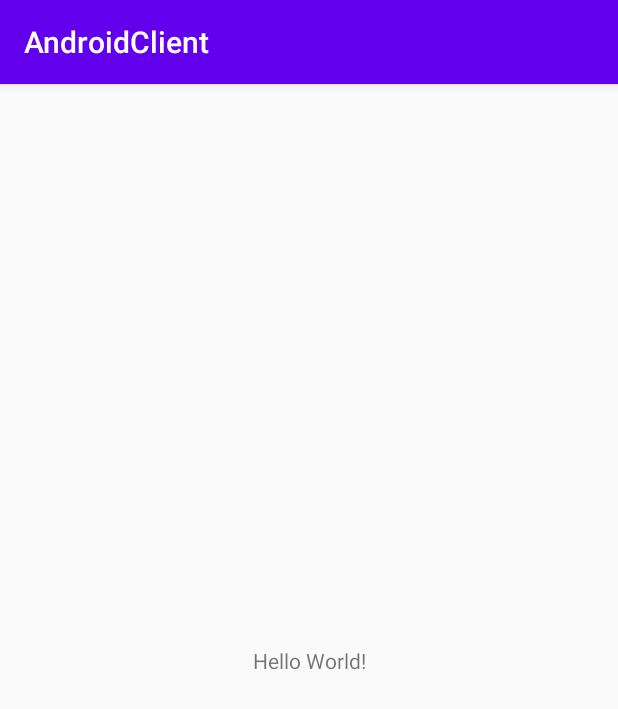
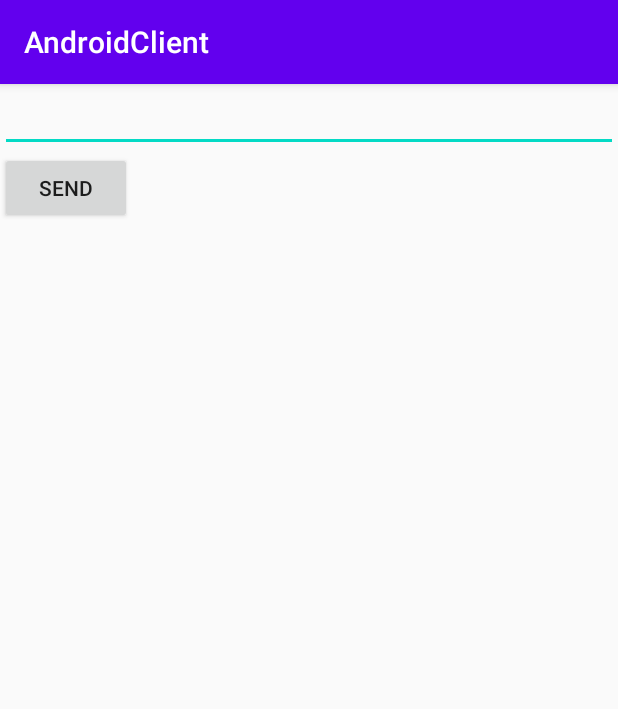
Before and after one commit to CreamNuts/MaskProject, an Android app: the screen it shows after launch (MainActivity), on a phone screen of 412 x 824 dp. Shown: the top 709 px of the screen. Run offline under Robolectric (Android 15) with nearby library versions, the phone set to English and light mode, and no system bars.

Commit message:
feat: Add android client for TCP.
This code is refered below URL's code.
https://github.com/DDANGEUN/TCP_ClientSocket/blob/master/app/src/main/java/com/lilly/tcp_clientsocket/MainActivity.java, https://pulsebeat.tistory.com/24

```diff
--- a/AndroidClient/app/src/main/AndroidManifest.xml
+++ b/AndroidClient/app/src/main/AndroidManifest.xml
@@ -1,6 +1,7 @@
 <?xml version="1.0" encoding="utf-8"?>
 <manifest xmlns:android="http://schemas.android.com/apk/res/android"
     package="com.example.androidclient">
+    <uses-permission android:name="android.permission.INTERNET" />
     <application
         android:allowBackup="true"
         android:icon="@mipmap/ic_launcher"
--- a/AndroidClient/app/src/main/java/com/example/androidclient/MainActivity.java
+++ b/AndroidClient/app/src/main/java/com/example/androidclient/MainActivity.java
@@ -3,12 +3,99 @@ package com.example.androidclient;
 import androidx.appcompat.app.AppCompatActivity;
 
 import android.os.Bundle;
+import android.view.View;
+import android.widget.Button;
+import android.widget.EditText;
+import android.widget.Toast;
+
+import java.io.BufferedReader;
+import java.io.BufferedWriter;
+import java.io.IOException;
+import java.io.InputStreamReader;
+import java.io.OutputStreamWriter;
+import java.io.PrintWriter;
+import java.net.Socket;
 
 public class MainActivity extends AppCompatActivity {
+    private Socket sendSocket;
+    private BufferedReader networkReader;
+    private BufferedWriter networkWriter;
+    EditText sendText;
+    Button sendBtn;
+
+    private String IP = "155.230.93.237";
+    private int PORT = 9898;
 
     @Override
     protected void onCreate(Bundle savedInstanceState) {
         super.onCreate(savedInstanceState);
         setContentView(R.layout.activity_main);
+        sendText = (EditText) findViewById(R.id.sendText);
+        sendBtn = (Button) findViewById(R.id.sendBtn);
+        ConnectThread connectThread = new ConnectThread();
+        connectThread.start();
     }
+
+    @Override
+    protected void onStop() {
+        super.onStop();
+        try {
+            sendSocket.close();
+        } catch (IOException e) {
+            e.printStackTrace();
+        }
+    }
+
+    public void SendMessage(View view) {
+        if (sendText.getText().toString() != null || !sendText.getText().toString().equals("")) {
+            new Thread() {
+                public void run() {
+                    PrintWriter printWriter = new PrintWriter(networkWriter, true);
+                    String sendMsg = sendText.getText().toString();
+                    printWriter.println(sendMsg);
+                }
+            }.start();
+        }
+    }
+
+    class ConnectThread extends Thread {
+
+        public ConnectThread() {
+        }
+
+        public void run() {
+            try {
+                //소켓
+                sendSocket = new Socket(IP, PORT);
+                //Writer Reader 설정
+                networkWriter = new BufferedWriter(new OutputStreamWriter(sendSocket.getOutputStream()));
+                networkReader = new BufferedReader(new InputStreamReader(sendSocket.getInputStream()));
+
+                runOnUiThread(new Runnable() {
+                    @Override
+                    public void run() {
+                        Toast.makeText(getApplicationContext(), "Connected", Toast.LENGTH_LONG).show();
+                    }
+                });
+
+                StartChat.start();
+            } catch (IOException ex) {
+                ex.printStackTrace();
+            }
+        }
+    }
+
+    private Thread StartChat = new Thread() {
+
+        public void run() {
+            try {
+                String SendMessage;
+                while (true) {
+                    SendMessage = networkReader.readLine();
+                }
+            } catch (Exception ex) {
+                ex.printStackTrace();
+            }
+        }
+    };
 }
--- a/AndroidClient/app/src/main/res/layout/activity_main.xml
+++ b/AndroidClient/app/src/main/res/layout/activity_main.xml
@@ -1,18 +1,22 @@
 <?xml version="1.0" encoding="utf-8"?>
-<androidx.constraintlayout.widget.ConstraintLayout xmlns:android="http://schemas.android.com/apk/res/android"
+<LinearLayout xmlns:android="http://schemas.android.com/apk/res/android"
     xmlns:app="http://schemas.android.com/apk/res-auto"
     xmlns:tools="http://schemas.android.com/tools"
     android:layout_width="match_parent"
     android:layout_height="match_parent"
+    android:orientation="vertical"
     tools:context=".MainActivity">
 
-    <TextView
+    <EditText
+        android:id="@+id/sendText"
+        android:layout_width="match_parent"
+        android:layout_height="wrap_content" />
+
+    <Button
+        android:id="@+id/sendBtn"
         android:layout_width="wrap_content"
         android:layout_height="wrap_content"
-        android:text="Hello World!"
-        app:layout_constraintBottom_toBottomOf="parent"
-        app:layout_constraintLeft_toLeftOf="parent"
-        app:layout_constraintRight_toRightOf="parent"
-        app:layout_constraintTop_toTopOf="parent" />
+        android:text="Send"
+        android:onClick="SendMessage"/>
 
-</androidx.constraintlayout.widget.ConstraintLayout>
+</LinearLayout>
```
